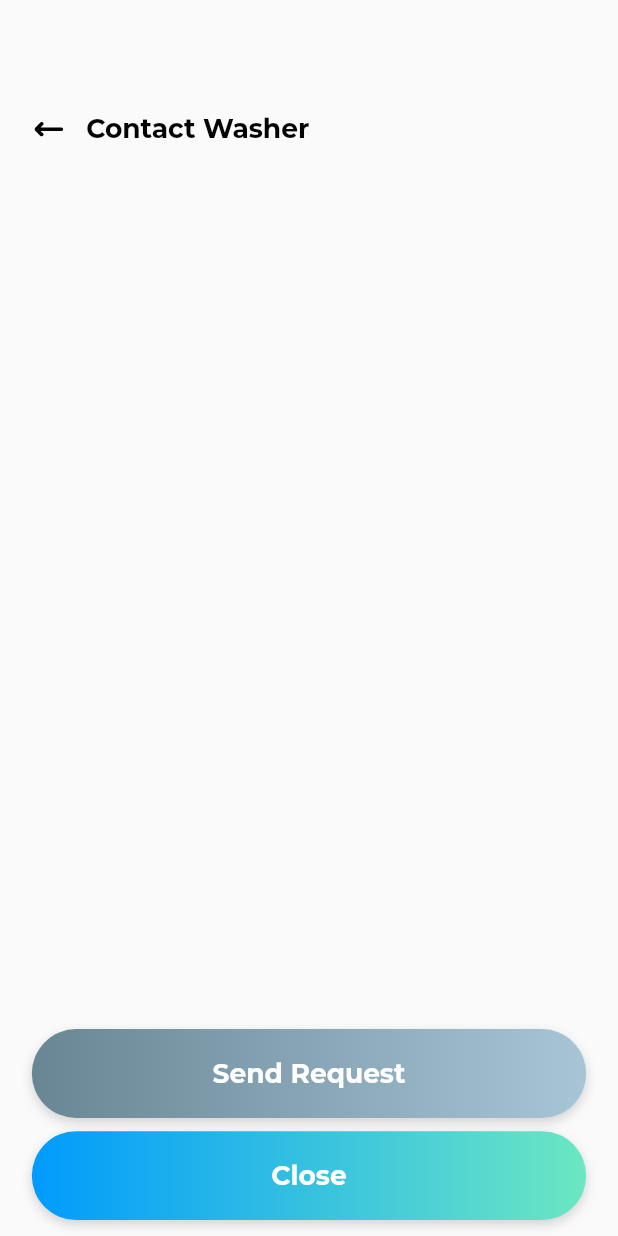
After one commit to mbachir84/washly, a Flutter app: the ContactWasherScreen screen opened directly, on a phone screen of 412 x 824 dp. The commit adds this screen. Run offline on Flutter 3.47's test engine with Material 2 defaults, Android fonts, the phone set to English and light mode, and no system bars; our stand-ins replace animated_custom_dropdown, cached_network_image, cloud_firestore, date_picker_timeline, easy_localization, firebase_auth and 15 more; missing offline and left inert: credit_card_type_detector, flutter_session_manager, google_place; accounts and stored records are empty; statements that could not run were skipped.

Commit message:
animation added

```diff
--- a/lib/views/components/widgets.dart
+++ b/lib/views/components/widgets.dart
@@ -232,6 +232,7 @@ Future showBottomDialog<T>(
     bool checkoutClick = true}) {
   final controller = Get.put(CheckoutController());
   controller.isClicked = true;
+
 
   return showModalBottomSheet(
     isScrollControlled: true,
--- a/lib/views/screens/client/checkout_screen.dart
+++ b/lib/views/screens/client/checkout_screen.dart
@@ -1,4 +1,6 @@
 // ignore_for_file: prefer_const_constructors
+
+import 'dart:async';
 
 import 'package:easy_localization/easy_localization.dart';
 import 'package:flutter/material.dart';
@@ -42,15 +44,15 @@ class CheckoutScreen extends StatelessWidget {
                                       Get.back();
                                     },
                                     child: Container(
-                                      padding: EdgeInsets.all(6),
-                                      decoration: BoxDecoration(
-                                        color: Colors.grey,
-                                        shape: BoxShape.circle
-                                      ),
+                                        padding: EdgeInsets.all(6),
+                                        decoration: BoxDecoration(
+                                            color: Colors.grey,
+                                            shape: BoxShape.circle),
                                         height: 40.h,
                                         width: 40.w,
                                         child: SvgPicture.asset(
-                                            'assets/images/arrow-back.svg',))),
+                                          'assets/images/arrow-back.svg',
+                                        ))),
                                 16.horizontalSpace,
                                 Text(
                                   'washsummary',
@@ -216,11 +218,16 @@ class CheckoutScreen extends StatelessWidget {
                             18.5.verticalSpace,
                             InkWell(
                               onTap: () {
+                                final cont = Get.put(CheckoutController());
                                 showBottomDialog(
                                   context: context,
                                   allowBackNavigation: true,
                                   checkoutClick: false,
                                 );
+                                Timer(const Duration(milliseconds: 200), () {
+                                  cont.datePickerController
+                                      .setDateAndAnimate(cont.date!);
+                                });
                               },
                               child: Row(
                                 children: [
--- /dev/null
+++ b/lib/views/screens/client/contact_washer.dart
@@ -0,0 +1,72 @@
+import 'package:easy_localization/easy_localization.dart';
+import 'package:flutter/cupertino.dart';
+import 'package:flutter/material.dart';
+import 'package:flutter_screenutil/flutter_screenutil.dart';
+import 'package:flutter_svg/svg.dart';
+import 'package:get/get.dart';
+import 'package:get/get_core/src/get_main.dart';
+import 'package:washly/utils/buttons.dart';
+
+class ContactWasherScreen extends StatelessWidget {
+  const ContactWasherScreen({super.key});
+
+  @override
+  Widget build(BuildContext context) {
+    return Scaffold(
+      floatingActionButtonLocation: FloatingActionButtonLocation.centerDocked,
+      floatingActionButton: Padding(
+        padding: EdgeInsets.only(left: 24.0.h, right: 24.0.h, bottom: 12.0.h),
+        child: Column(
+            crossAxisAlignment: CrossAxisAlignment.start,
+            mainAxisAlignment: MainAxisAlignment.end,
+            children: [
+              GradientButton(
+                colors: const [
+                  Color(0xff698695),
+                  Color(0xffa7c5d6),
+                ],
+                text: "Send Request",
+                onpress: () {},
+              ),
+              10.verticalSpace,
+              GradientButton(
+                text: 'Close',
+                onpress: () {
+                  //getreceipt(context: context);
+                },
+              ),
+            ]),
+      ),
+      body: Padding(
+        padding:EdgeInsets.symmetric(horizontal: 24.w),
+        child: Column(
+          children: [
+            85.verticalSpace,
+            Row(
+              children: [
+                Row(children: [
+                  InkWell(
+                      onTap: () {
+                        Get.back();
+                      },
+                      child: SizedBox(
+                          height: 20.h,
+                          width: 20.w,
+                          child:
+                              SvgPicture.asset('assets/images/arrow-back.svg'))),
+                  16.horizontalSpace,
+                  Text('Contact Washer',
+                          style: TextStyle(
+                              fontSize: 20.sp,
+                              fontWeight: FontWeight.w700,
+                              color: const Color(0xff030303)))
+                      .tr()
+                ]),
+              ],
+            )
+          ],
+        ),
+      ),
+    );
+  }
+}
--- a/lib/views/screens/client/main_screen.dart
+++ b/lib/views/screens/client/main_screen.dart
@@ -1,3 +1,5 @@
+import 'dart:async';
+
 import 'package:easy_localization/easy_localization.dart';
 import 'package:flutter/cupertino.dart';
 import 'package:flutter/material.dart';
@@ -609,9 +611,9 @@ class MainScreen extends StatelessWidget {
                                                                       .start,
                                                               children: [
                                                                 Text(
-                                                                  contr
-                                                                      .selectedCar
-                                                                      .make ?? 'Select car',
+                                                                  contr.selectedCar
+                                                                          .make ??
+                                                                      'Select car',
                                                                   style: TextStyle(
                                                                       color: const Color(
                                                                           0xff313131),
@@ -623,9 +625,9 @@ class MainScreen extends StatelessWidget {
                                                                 ),
                                                                 4.verticalSpace,
                                                                 Text(
-                                                                  contr
-                                                                      .selectedCar
-                                                                      .licencePlate ??'',
+                                                                  contr.selectedCar
+                                                                          .licencePlate ??
+                                                                      '',
                                                                   style:
                                                                       TextStyle(
                                                                     color:
@@ -784,10 +786,16 @@ class MainScreen extends StatelessWidget {
                                                   : true,
                                           text: 'next',
                                           onpress: () {
-                                            final cont = Get.put(CheckoutController());
-
+                                            final cont =
+                                                Get.put(CheckoutController());
 
                                             controller.showDialog(context);
+                                            Timer(const Duration(milliseconds: 200),
+                                                () {
+                                                  cont.datePickerController
+                                                .setDateAndAnimate(cont.date!);
+                                            });
+
                                           },
                                         ),
                                       ],
--- a/lib/views/screens/client/wash_details.dart
+++ b/lib/views/screens/client/wash_details.dart
@@ -7,6 +7,7 @@ import 'package:get/get.dart';
 import 'package:washly/utils/buttons.dart';
 import 'package:washly/utils/constants.dart';
 import 'package:washly/views/components/widgets.dart';
+import 'package:washly/views/screens/client/contact_washer.dart';
 
 class WashDetailsScreen extends StatelessWidget {
   const WashDetailsScreen({super.key});
@@ -24,18 +25,15 @@ class WashDetailsScreen extends StatelessWidget {
                 Color(0xffa7c5d6),
               ],
               text: "contactwasher",
-              onpress: () {},
+              onpress: () {
+                Get.to(() => const ContactWasherScreen());
+              },
             ),
             10.verticalSpace,
             GradientButton(
               text: 'Get receipt',
               onpress: () {
                 getreceipt(context: context);
-                // Get.to(
-                //   () => const AddFundsScreeen(),
-                //   duration: const Duration(milliseconds: 500),
-                //   transition: Transition.rightToLeftWithFade,
-                // );
               },
             ),
           ]),
@@ -113,8 +111,8 @@ class WashDetailsScreen extends StatelessWidget {
                             height: 83.h,
                             width: 83.w,
                             fit: BoxFit.cover,
-                            placeholder: (context, url) =>
-                                const Center(child: CircularProgressIndicator()),
+                            placeholder: (context, url) => const Center(
+                                child: CircularProgressIndicator()),
                             errorWidget: (context, url, error) =>
                                 const Icon(Icons.error),
                           ),
```
